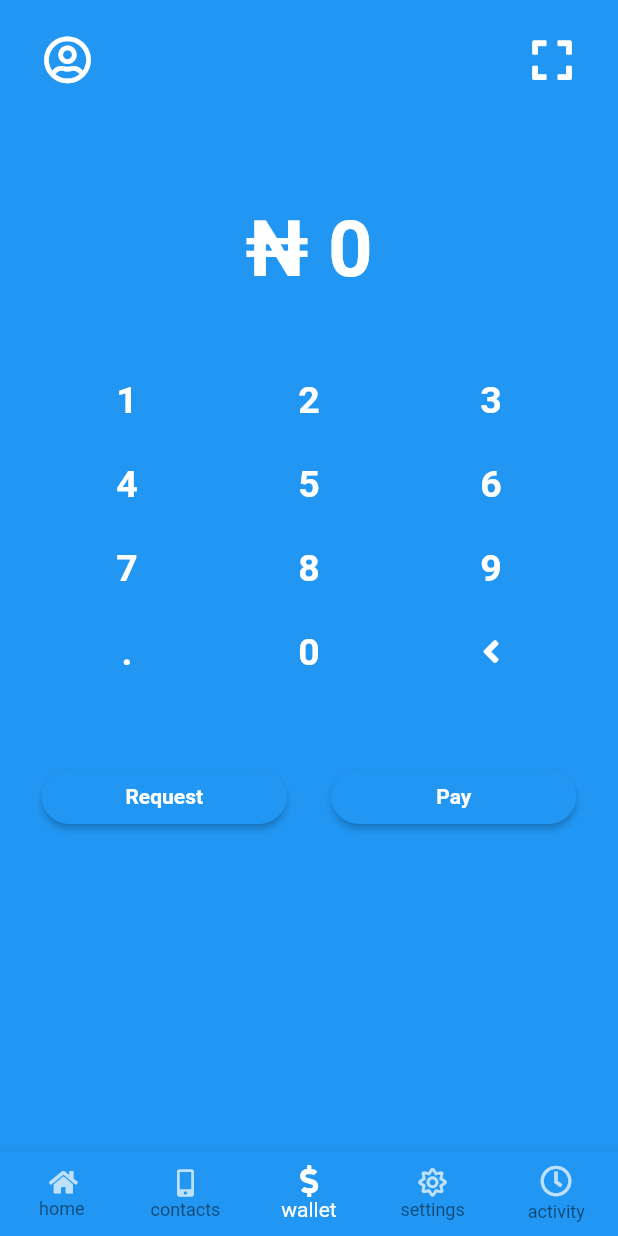
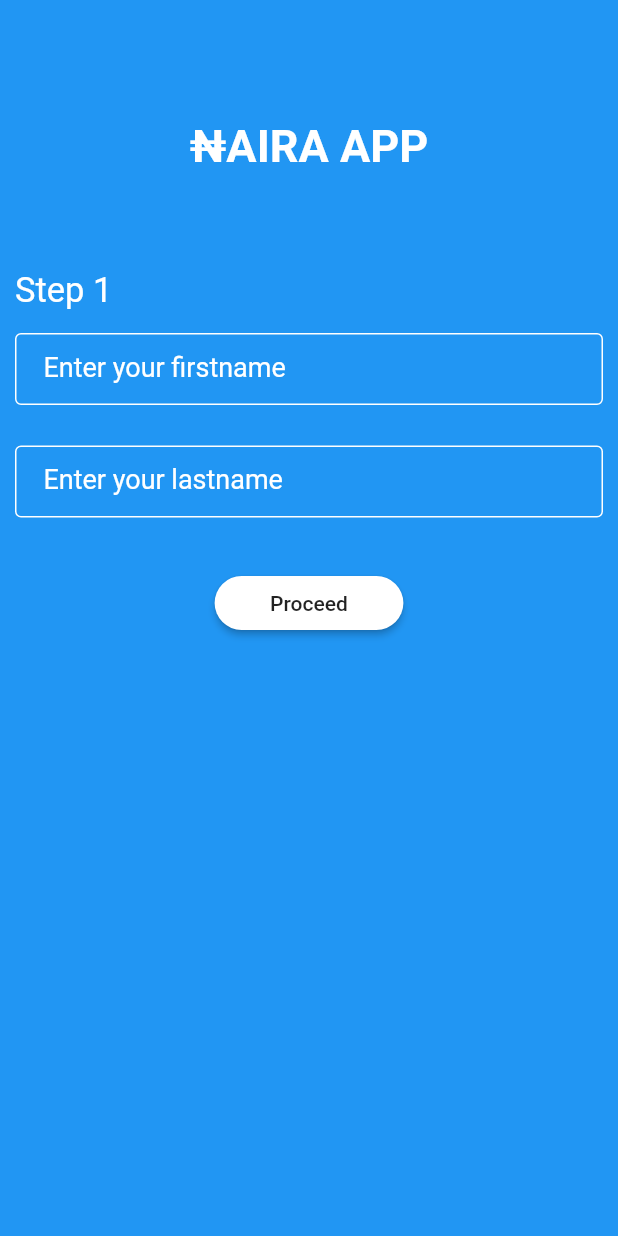
Before and after one commit to Os-Prog/Naira_App, a Flutter app: the screen it shows after launch, on a phone screen of 412 x 824 dp. Run offline on Flutter 3.47's test engine with Material 2 defaults, Android fonts, the phone set to English and light mode, and no system bars; our stand-ins replace font_awesome_flutter.

Commit message:
New register and co page

```diff
--- a/cash_app/lib/main.dart
+++ b/cash_app/lib/main.dart
@@ -1,10 +1,6 @@
-import 'package:cash_app/pages/cash_card.dart';
-import 'package:cash_app/pages/investing_page.dart';
-import 'package:cash_app/pages/mycash_page.dart';
-import 'package:cash_app/pages/wallet_page.dart';
+import 'package:cash_app/pages/Register/FirstPage.dart';
+import 'package:cash_app/pages/Register/ragister_page.dart';
 import 'package:flutter/material.dart';
-import 'package:cash_app/pages/activity_page.dart';
-import 'package:font_awesome_flutter/font_awesome_flutter.dart';
 import 'package:flutter/services.dart';
 
 Future<void> main() async {
@@ -29,111 +25,7 @@ class _MainAppState extends State<MainApp> {
           accentColor: Colors.blue,
           primaryColor: Colors.blue,
           iconTheme: IconThemeData(color: Colors.white)),
-      home: Home(),
+      home: RegisterPage(),
     );
   }
 }
-
-class Home extends StatefulWidget {
-  @override
-  _HomeState createState() => _HomeState();
-}
-
-class _HomeState extends State<Home> {
-  MyCashPage mycash;
-  CashCard cashcard;
-  WalletPage walletpage;
-  InvestingPage investingpage;
-  ActivityPage activitypage;
-  List allpages;
-  int currentIndexTab = 2;
-  Widget currenttab;
-
-  void initState() {
-    super.initState();
-    mycash = MyCashPage();
-    cashcard = CashCard();
-    walletpage = WalletPage();
-    investingpage = InvestingPage();
-    activitypage = ActivityPage();
-
-    allpages = [mycash, cashcard, walletpage, investingpage, activitypage];
-    currenttab = walletpage;
-  }
-
-  @override
-  Widget build(BuildContext context) {
-    return AnnotatedRegion<SystemUiOverlayStyle>(
-      value: SystemUiOverlayStyle(
-        statusBarColor: Colors.transparent,
-      ),
-      child: Scaffold(
-        backgroundColor: Colors.blue,
-        bottomNavigationBar: BottomNavigationBar(
-          backgroundColor: Colors.blue,
-          unselectedIconTheme: IconThemeData(color: Colors.white70),
-          selectedItemColor: Colors.white,
-          onTap: (int index) {
-            setState(() {
-              currentIndexTab = index;
-              currenttab = allpages[index];
-            });
-          },
-          iconSize: 21,
-          selectedIconTheme: IconThemeData(
-            color: Colors.white,
-          ),
-          currentIndex: currentIndexTab,
-          type: BottomNavigationBarType.fixed,
-          items: <BottomNavigationBarItem>[
-            BottomNavigationBarItem(
-              icon: Icon(
-                FontAwesomeIcons.home,
-                size: 17,
-              ),
-              title: Text(
-                'home',
-                style: TextStyle(fontSize: 0),
-              ),
-            ),
-            BottomNavigationBarItem(
-              icon: Icon(
-                FontAwesomeIcons.mobileAlt,
-                size: 18,
-              ),
-              title: Text(
-                'contacts',
-                style: TextStyle(fontSize: 0),
-              ),
-            ),
-            BottomNavigationBarItem(
-              icon: Icon(FontAwesomeIcons.dollarSign),
-              title: Text(
-                'wallet',
-                style: TextStyle(fontSize: 0),
-              ),
-            ),
-            BottomNavigationBarItem(
-              icon: Icon(
-                FontAwesomeIcons.sun,
-                size: 19,
-              ),
-              title: Text(
-                'settings',
-                style: TextStyle(fontSize: 0),
-              ),
-            ),
-            BottomNavigationBarItem(
-              icon: Icon(FontAwesomeIcons.clock),
-              title: Text(
-                'activity',
-                style: TextStyle(fontSize: 0),
-              ),
-            )
-          ],
-        ),
-        body: currenttab,
-      ),
-    );
-  }
-}
--- /dev/null
+++ b/cash_app/lib/pages/Register/ragister_page.dart
@@ -0,0 +1,129 @@
+import 'package:flutter/material.dart';
+import 'package:flutter/widgets.dart';
+import 'register_page2.dart';
+import 'register_page3.dart';
+
+class RegisterPage extends StatefulWidget {
+  @override
+  _RegisterPageState createState() => _RegisterPageState();
+}
+
+class _RegisterPageState extends State<RegisterPage> {
+  @override
+  Widget build(BuildContext context) {
+    return Scaffold(
+      backgroundColor: Colors.blue,
+      body: SafeArea(
+        child: SingleChildScrollView(
+          child: Column(
+            children: <Widget>[
+              SizedBox(
+                height: 80.0,
+              ),
+              Container(
+                padding: EdgeInsets.symmetric(horizontal: 10.0),
+                child: Column(
+                  children: <Widget>[
+                    Row(
+                      mainAxisAlignment: MainAxisAlignment.center,
+                      children: <Widget>[
+                        Container(child: Text('₦', style: TextStyle(color: Colors.white, fontWeight: FontWeight.bold, fontSize: 30),),),
+                        Container(child: Text('AIRA APP', style: TextStyle(color: Colors.white, fontWeight: FontWeight.bold, fontSize: 30),))
+                      ],
+                    ),
+                    SizedBox(
+                      height: 65.0,
+                    ),
+                    Row(
+                      children: <Widget>[
+                        Container(
+                          child: Text('Step 1', style: TextStyle(color: Colors.white, fontSize: 23),),
+                          margin: EdgeInsets.only(bottom: 15),
+                        ),
+                      ],
+                    ),
+                    Row(
+                      children: <Widget>[
+                        Expanded(
+                          child: TextFormField(
+                            style: TextStyle(color: Colors.white, fontSize: 18),
+                            cursorColor: Colors.white,
+                            keyboardType: TextInputType.text,
+                            decoration: InputDecoration(
+                              enabledBorder: OutlineInputBorder(
+                                  borderSide: BorderSide(
+                                      color: Colors.white
+                                  )
+                              ),
+                              focusedBorder: OutlineInputBorder(
+                                borderSide: BorderSide(color: Colors.white),
+                              ),
+                              labelText: 'Enter your firstname',
+                              labelStyle: TextStyle(
+                                color: Colors.white,
+                              ),
+                              contentPadding: EdgeInsets.fromLTRB(19, 5, 10, 5),
+                            ),
+                          ),
+                        ),
+                      ],
+                    ),
+                    SizedBox(
+                      height: 27.0,
+                    ),
+                    Row(
+                      children: <Widget>[
+                        Expanded(
+                          child: TextFormField(
+                            style: TextStyle(color: Colors.white, fontSize: 18),
+                            cursorColor: Colors.white,
+                            keyboardType: TextInputType.text,
+                            decoration: InputDecoration(
+                              enabledBorder: OutlineInputBorder(
+                                  borderSide: BorderSide(
+                                      color: Colors.white
+                                  )
+                              ),
+                              focusedBorder: OutlineInputBorder(
+                                borderSide: BorderSide(color: Colors.white),
+                              ),
+                              labelText: 'Enter your lastname',
+                              labelStyle: TextStyle(
+                                color: Colors.white,
+                              ),
+                              contentPadding: EdgeInsets.fromLTRB(19, 5, 10, 5),
+                            ),
+                          ),
+                        ),
+                      ],
+                    ),
+                    SizedBox(
+                      height: 33.0,
+                    ),
+                    Row(
+                      mainAxisAlignment: MainAxisAlignment.center,
+                      children: <Widget>[
+                        RaisedButton(
+                          onPressed: () => Navigator.push(context, MaterialPageRoute(builder: (context) => RegisterApp2())),
+                          color: Colors.white,
+                          shape: OutlineInputBorder(
+                            borderRadius: BorderRadius.circular(22),
+                            borderSide: BorderSide.none
+                          ),
+                          child: Container(
+                            margin: EdgeInsets.symmetric(horizontal: 21),
+                              child: Text('Proceed'),
+                          ),
+                        ),
+                      ],
+                    ),
+                  ],
+                ),
+              ),
+            ],
+          ),
+        ),
+      ),
+    );
+  }
+}
```
Also changed, not shown: cash_app/lib/pages/Register/FirstPage.dart (+99 -8 lines), cash_app/lib/pages/Register/register_page2.dart (added, +128 -0 lines), cash_app/lib/pages/Register/register_page3.dart (added, +143 -0 lines).
